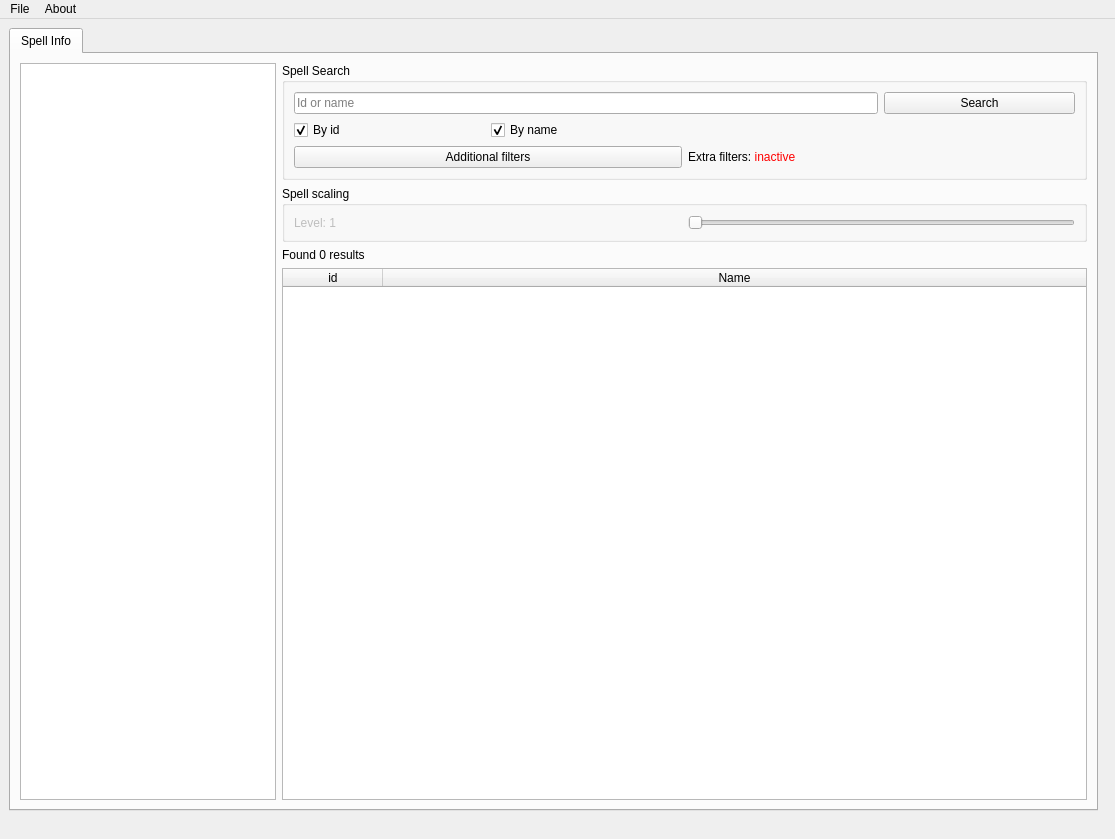
Above: src/Forms/mainwindow.ui from sanctum32/QWoWSpellWork before the change. Below: the same form after it.
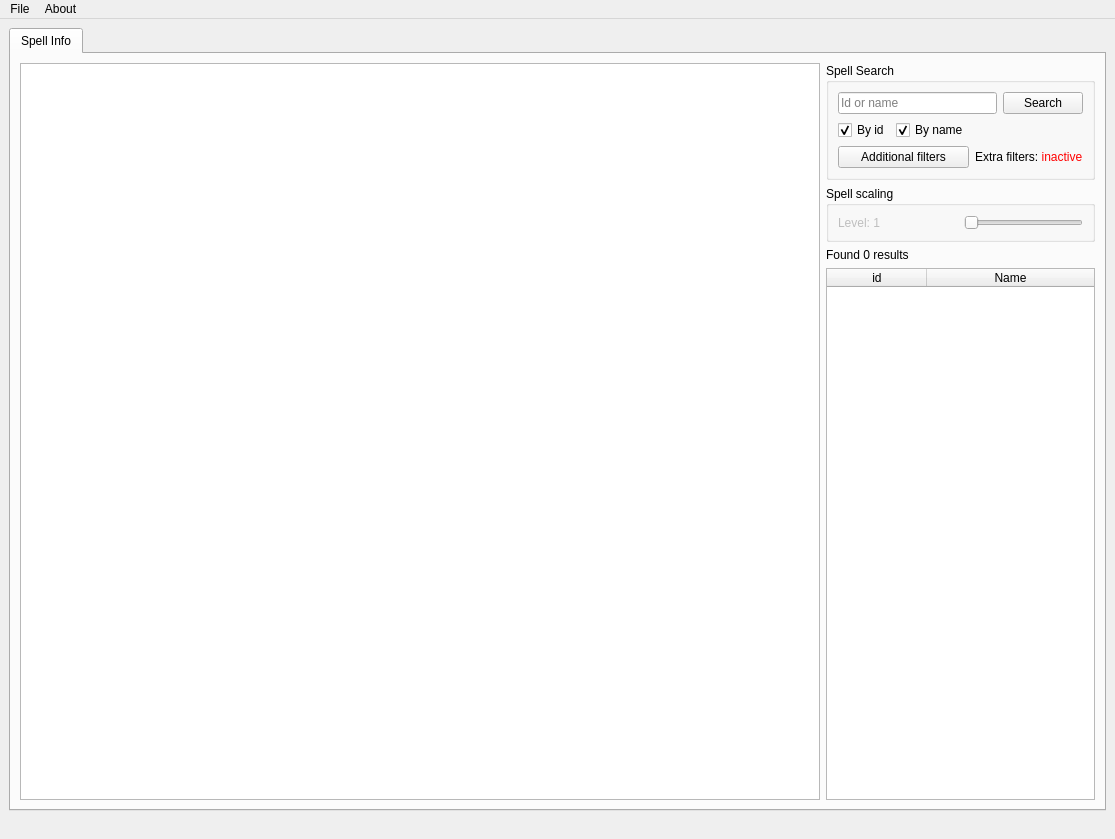
That is the form after the change.

Commit message: Minor correction for mainWindow - fixed expanding

```diff
--- a/src/Forms/mainwindow.ui
+++ b/src/Forms/mainwindow.ui
@@ -49,7 +49,7 @@
    </property>
    <property name="maximumSize">
     <size>
-     <width>1107</width>
+     <width>16777215</width>
      <height>16777215</height>
     </size>
    </property>
@@ -66,7 +66,7 @@
        <bool>true</bool>
       </property>
       <property name="sizePolicy">
-       <sizepolicy hsizetype="Ignored" vsizetype="Ignored">
+       <sizepolicy hsizetype="Expanding" vsizetype="Expanding">
         <horstretch>1</horstretch>
         <verstretch>1</verstretch>
        </sizepolicy>
@@ -104,7 +104,7 @@
                <bool>true</bool>
               </property>
               <property name="sizePolicy">
-               <sizepolicy hsizetype="Maximum" vsizetype="Expanding">
+               <sizepolicy hsizetype="MinimumExpanding" vsizetype="MinimumExpanding">
                 <horstretch>0</horstretch>
                 <verstretch>0</verstretch>
                </sizepolicy>
```
